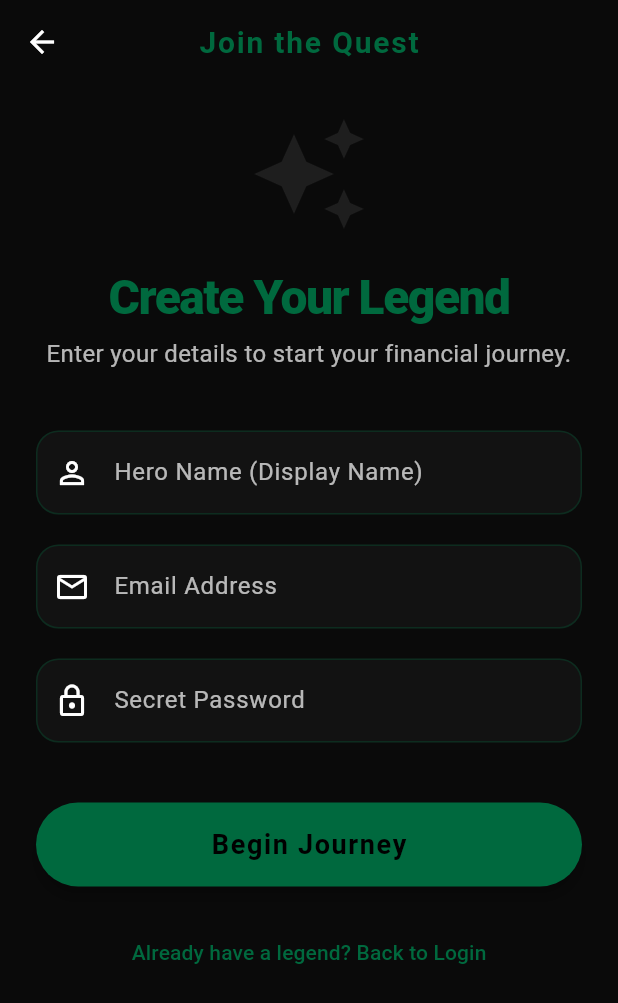
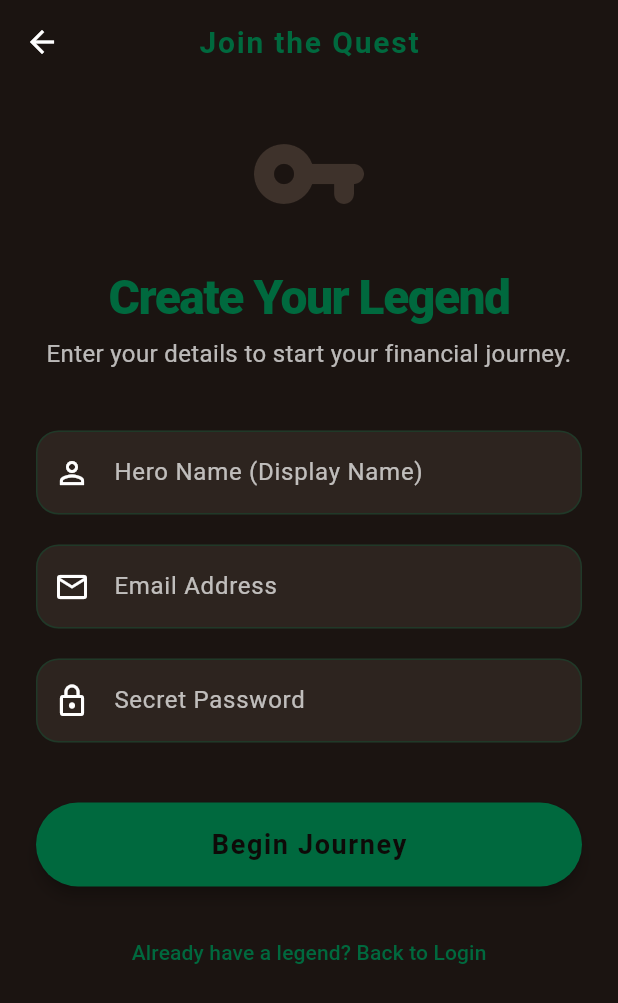
Before and after one commit to cahine22/tracknstack, a Flutter app: the screen it shows after launch, after a tap on "Join now.", on a phone screen of 412 x 824 dp. Shown: the top 1003 px of the screen. Run offline on Flutter 3.47's test engine with Material 3 defaults, Android fonts, the phone set to English and light mode, and no system bars; our stand-ins replace cloud_firestore, firebase_auth, firebase_core, flutter_riverpod; accounts and stored records are empty.

Commit message:
UI: Complete Prompt 6 - Overhaul Theme to Brown Aesthetic and Update Branding Icons.
This commit updates the visual identity of the app by moving away from absolute black and unifying the iconography.

Changes:
- Prompt Completion: Marked Prompt 6 as finished in PROMPTS.md.
- Theme Update: Replaced all 'black' and 'dark gray' colors in 'lib/theme.dart' with a warm cocoa and deep brown palette.
- Branding Refinement: Updated 'RegisterScreen' to use the 'vpn_key' icon (matching Login) and ensured its color is the same Emerald Green as the action buttons.
- Global Cleanup: Replaced hardcoded 'Colors.black' references with 'Theme.of(context).colorScheme.onPrimary' to ensure consistency with the new 'darkestBrown' tone.

```diff
--- a/lib/screens/login_screen.dart
+++ b/lib/screens/login_screen.dart
@@ -134,7 +134,7 @@ class _LoginScreenState extends ConsumerState<LoginScreen> {
               ElevatedButton(
                 onPressed: _isLoading ? null : _signInQuest,
                 child: _isLoading
-                  ? const CircularProgressIndicator(color: Colors.black)
+                  ? CircularProgressIndicator(color: Theme.of(context).colorScheme.onPrimary)
                   : const Text('Resume Quest'),
               ),
               const SizedBox(height: 20),
--- a/lib/screens/register_screen.dart
+++ b/lib/screens/register_screen.dart
@@ -92,9 +92,9 @@ class _RegisterScreenState extends ConsumerState<RegisterScreen> {
               // --- Mystical Branding Section ---
               Center(
                 child: Icon(
-                  Icons.auto_awesome, // A mystical star icon
+                  Icons.vpn_key_rounded, // Updated to Key icon
                   size: 80,
-                  color: primaryColor,
+                  color: primaryColor, // Same green as the buttons
                 ),
               ),
               const SizedBox(height: 24),
@@ -145,7 +145,7 @@ class _RegisterScreenState extends ConsumerState<RegisterScreen> {
               ElevatedButton(
                 onPressed: _isLoading ? null : _signUpQuest,
                 child: _isLoading
-                  ? const CircularProgressIndicator(color: Colors.black)
+                  ? CircularProgressIndicator(color: Theme.of(context).colorScheme.onPrimary)
                   : const Text('Begin Journey'),
               ),
 
--- a/lib/theme.dart
+++ b/lib/theme.dart
@@ -5,19 +5,28 @@ import 'package:flutter/material.dart';
 /// We use a custom ThemeData class to ensure that any new screen
 /// we add automatically looks "gamified" and consistent.
 class AppTheme {
-  // --- Gamified Color Palette (Phase 1, Prompt 2) ---
+  // --- Gamified Color Palette (Updated: No Black, Brown Background) ---
+
   // A vibrant, growth-inspired green as our primary focus.
   static const Color primaryColor = Color(0xFF00693E);
-  // High-contrast dark surfaces for depth and focus.
-  static const Color secondaryColor = Color(0xFF121212);
+
+  // High-contrast dark brown surfaces for depth and focus.
+  static const Color secondaryColor = Color(0xFF2D241F);
+
   // Bright yellow for XP, rewards, and "win" states.
   static const Color accentColor = Color(0xFFFFD700);
-  // A deep background helps the bright neon elements "pop".
-  static const Color backgroundColor = Color(0xFF0A0A0A);
-  // Surface color for cards and secondary UI elements.
-  static const Color surfaceColor = Color(0xFF1E1E1E);
+
+  // Deep brown background instead of black.
+  static const Color backgroundColor = Color(0xFF1B1411);
+
+  // Surface color for cards and secondary UI elements (Warmer brown).
+  static const Color surfaceColor = Color(0xFF3E322B);
+
   // Used for alert states, budget deficits, or negative streaks.
   static const Color errorColor = Color(0xFFCF6679);
+
+  // A very dark brown to replace absolute black in text/icons.
+  static const Color darkestBrown = Color(0xFF0E0A08);
 
   /// The global dark theme configuration for the application.
   static ThemeData get darkTheme {
@@ -27,9 +36,9 @@ class AppTheme {
       // Define the core color mapping for the entire Flutter engine.
       colorScheme: const ColorScheme.dark(
         primary: primaryColor,
-        onPrimary: Colors.black, // Dark text on light green primary.
+        onPrimary: darkestBrown, // Dark brown text on light green primary.
         secondary: accentColor,
-        onSecondary: Colors.black,
+        onSecondary: darkestBrown,
         surface: surfaceColor,
         onSurface: Colors.white,
         error: errorColor,
@@ -66,7 +75,7 @@ class AppTheme {
       elevatedButtonTheme: ElevatedButtonThemeData(
         style: ElevatedButton.styleFrom(
           backgroundColor: primaryColor,
-          foregroundColor: Colors.black,
+          foregroundColor: darkestBrown,
           minimumSize: const Size(double.infinity, 56), // Large touch target.
           shape: RoundedRectangleBorder(
             borderRadius: BorderRadius.circular(30), // Extra rounded "gaming" feel.
@@ -81,7 +90,6 @@ class AppTheme {
       ),
 
       // --- Custom TextTheme ---
-      // We bolden display/headline styles to evoke a strong gaming vibe.
       textTheme: const TextTheme(
         displayLarge: TextStyle(
           fontSize: 32,
@@ -111,7 +119,6 @@ class AppTheme {
       ),
 
       // --- Input Decoration (Forms) ---
-      // Uniform look for all TextFields (Email/Password Login).
       inputDecorationTheme: InputDecorationTheme(
         filled: true,
         fillColor: secondaryColor,
```
Also changed, not shown: 1 other file.
